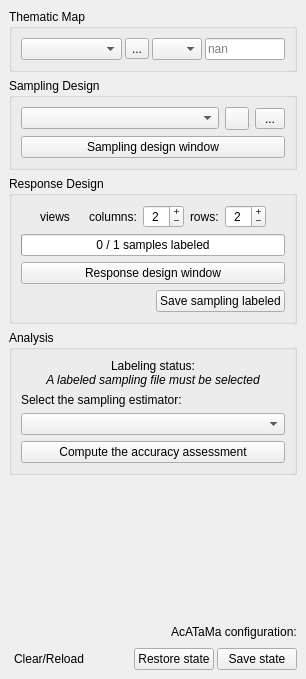
Above: ui/acatama_dockwidget.ui from SMByC/AcATaMa before the change. Below: the same form after it.
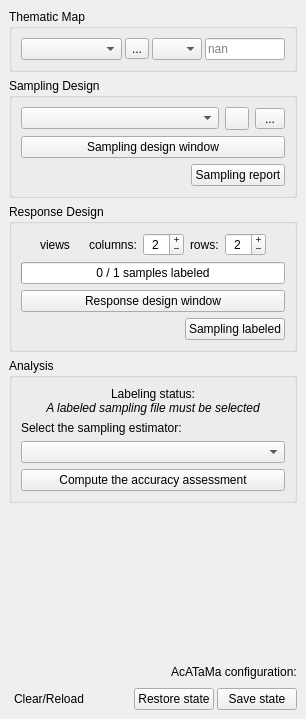
That is the form after the change. Icons and pictures are not drawn. Custom widgets are drawn as their Qt base class.

Commit message: A sampling report has been added, containing all the information about the generated samples, their distribution on thematic maps, and other relevant details. This report helps the user determine whether the generated samples meet their expectations before proceeding to the response design process.

The edit to the form file:
```diff
--- a/ui/acatama_dockwidget.ui
+++ b/ui/acatama_dockwidget.ui
@@ -7,7 +7,7 @@
     <x>0</x>
     <y>0</y>
     <width>306</width>
-    <height>679</height>
+    <height>719</height>
    </rect>
   </property>
   <property name="windowTitle">
@@ -229,6 +229,47 @@
          </property>
         </widget>
        </item>
+       <item>
+        <widget class="QWidget" name="widget_3" native="true">
+         <layout class="QHBoxLayout" name="horizontalLayout_4">
+          <property name="leftMargin">
+           <number>0</number>
+          </property>
+          <property name="topMargin">
+           <number>0</number>
+          </property>
+          <property name="rightMargin">
+           <number>0</number>
+          </property>
+          <property name="bottomMargin">
+           <number>0</number>
+          </property>
+          <item>
+           <spacer name="horizontalSpacer_8">
+            <property name="orientation">
+             <enum>Qt::Horizontal</enum>
+            </property>
+            <property name="sizeHint" stdset="0">
+             <size>
+              <width>40</width>
+              <height>20</height>
+             </size>
+            </property>
+           </spacer>
+          </item>
+          <item>
+           <widget class="QPushButton" name="QPBtn_openSamplingReport">
+            <property name="toolTip">
+             <string>&lt;html&gt;&lt;head/&gt;&lt;body&gt;&lt;p&gt;Open the sampling report for the current sample. This report is only for samples that have been generated with AcATaMa. You can save and restore it using the AcATaMa yaml file.&lt;br/&gt;&lt;/p&gt;&lt;/body&gt;&lt;/html&gt;</string>
+            </property>
+            <property name="text">
+             <string>Sampling report</string>
+            </property>
+           </widget>
+          </item>
+         </layout>
+        </widget>
+       </item>
       </layout>
      </widget>
     </item>
@@ -426,7 +467,7 @@
              <string>&lt;html&gt;&lt;head/&gt;&lt;body&gt;&lt;p&gt;(optional) Save the result of response design, the samples (points) labeled (with extra columns) from the response design process.&lt;/p&gt;&lt;p&gt;&lt;br/&gt;&lt;/p&gt;&lt;/body&gt;&lt;/html&gt;</string>
             </property>
             <property name="text">
-             <string>Save sampling labeled</string>
+             <string>Sampling labeled</string>
             </property>
            </widget>
           </item>
```
Left out of the diff: 2 changed lines with no effect on the pictures. The commit also changes 7 other files.
